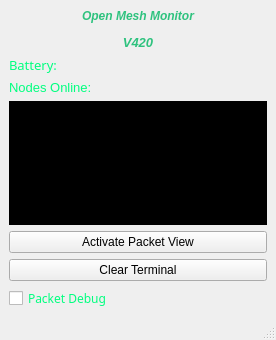
Dennis-Smith414/open-meshtastic-monitor, file gui/meshInterface/MainApp.ui: the form before one commit.
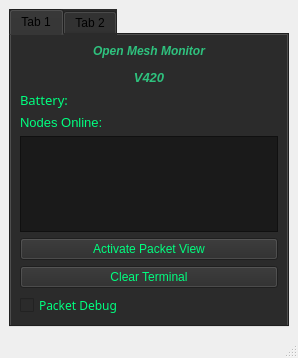
The form after the commit. The open tabs and pages were chosen to show the change.

```diff
--- a/gui/meshInterface/MainApp.ui
+++ b/gui/meshInterface/MainApp.ui
@@ -6,8 +6,8 @@
    <rect>
     <x>0</x>
     <y>0</y>
-    <width>276</width>
-    <height>340</height>
+    <width>298</width>
+    <height>358</height>
    </rect>
   </property>
   <property name="sizePolicy">
@@ -27,7 +27,61 @@
   </property>
   <widget class="QWidget" name="centralwidget">
    <layout class="QGridLayout" name="gridLayout">
-    <item row="4" column="0">
+    <item row="1" column="0" rowspan="2">
+     <widget class="QTabWidget" name="tabWidget">
+      <property name="styleSheet">
+       <string notr="true">background-color: rgb(43, 43, 43);</string>
+      </property>
+      <property name="currentIndex">
+       <number>1</number>
+      </property>
+      <widget class="QWidget" name="tab">
+       <attribute name="title">
+        <string>Tab 1</string>
+       </attribute>
+       <layout class="QVBoxLayout" name="verticalLayout">
+        <item>
+         <widget class="QLabel" name="label">
+          <property name="text">
+           <string>&lt;html&gt;&lt;head/&gt;&lt;body&gt;&lt;p align=&quot;center&quot;&gt;&lt;span style=&quot; font-weight:700; font-style:italic; color:#2ec27e;&quot;&gt;Open Mesh Monitor&lt;/span&gt;&lt;/p&gt;&lt;p align=&quot;center&quot;&gt;&lt;span style=&quot; font-size:10pt; font-weight:700; font-style:italic; color:#2ec27e;&quot;&gt;V420&lt;/span&gt;&lt;/p&gt;&lt;/body&gt;&lt;/html&gt;</string>
+          </property>
+         </widget>
+        </item>
+        <item>
+         <widget class="QLabel" name="battery_status_label">
+          <property name="font">
+           <font>
+            <family>Sans Serif</family>
+            <pointsize>9</pointsize>
+            <italic>false</italic>
+            <bold>false</bold>
+           </font>
+          </property>
+          <property name="styleSheet">
+           <string notr="true">font: 9pt &quot;Sans Serif&quot;;
+color:rgb(0, 255, 127)</string>
+          </property>
+          <property name="text">
+           <string>&lt;html&gt;&lt;head/&gt;&lt;body&gt;&lt;p&gt;&lt;span style=&quot; font-size:10pt;&quot;&gt;Battery: &lt;/span&gt;&lt;/p&gt;&lt;/body&gt;&lt;/html&gt;</string>
+          </property>
+         </widget>
+        </item>
+        <item>
+         <widget class="QLabel" name="nodes_online">
+          <property name="font">
+           <font>
+            <pointsize>12</pointsize>
+           </font>
+          </property>
+          <property name="styleSheet">
+           <string notr="true">color:rgb(0, 255, 127)</string>
+          </property>
+          <property name="text">
+           <string>&lt;html&gt;&lt;head/&gt;&lt;body&gt;&lt;p&gt;&lt;span style=&quot; font-size:10pt;&quot;&gt;Nodes Online: &lt;/span&gt;&lt;/p&gt;&lt;/body&gt;&lt;/html&gt;</string>
+          </property>
+         </widget>
+        </item>
+        <item>
      <widget class="QPlainTextEdit" name="packet_view">
       <property name="sizePolicy">
        <sizepolicy hsizetype="Expanding" vsizetype="Expanding">
@@ -37,8 +91,8 @@
       </property>
       <property name="font">
        <font>
-        <pointsize>10</pointsize>
-        <bold>true</bold>
+            <pointsize>9</pointsize>
+            <bold>false</bold>
        </font>
       </property>
       <property name="autoFillBackground">
@@ -47,7 +101,7 @@
       <property name="styleSheet">
        <string notr="true">border-color: rgb(0, 255, 127);
 color: rgb(255, 255, 255);
-background-color: rgb(0, 0, 0);</string>
+background-color: rgba(0, 0, 0, 100);</string>
       </property>
       <property name="readOnly">
        <bool>true</bool>
@@ -60,21 +114,33 @@
       </property>
      </widget>
     </item>
-    <item row="0" column="0">
-     <widget class="QLabel" name="label">
+        <item>
+         <widget class="QPushButton" name="pushButton">
+          <property name="sizePolicy">
+           <sizepolicy hsizetype="Preferred" vsizetype="Fixed">
+            <horstretch>0</horstretch>
+            <verstretch>0</verstretch>
+           </sizepolicy>
+          </property>
+          <property name="styleSheet">
+           <string notr="true">color:rgb(0, 255, 127)</string>
+          </property>
       <property name="text">
-       <string>&lt;html&gt;&lt;head/&gt;&lt;body&gt;&lt;p align=&quot;center&quot;&gt;&lt;span style=&quot; font-weight:700; font-style:italic; color:#2ec27e;&quot;&gt;Open Mesh Monitor&lt;/span&gt;&lt;/p&gt;&lt;p align=&quot;center&quot;&gt;&lt;span style=&quot; font-size:10pt; font-weight:700; font-style:italic; color:#2ec27e;&quot;&gt;V420&lt;/span&gt;&lt;/p&gt;&lt;/body&gt;&lt;/html&gt;</string>
+           <string>Activate Packet View</string>
       </property>
      </widget>
     </item>
-    <item row="6" column="0">
+        <item>
      <widget class="QPushButton" name="clear_terminal_button">
+          <property name="styleSheet">
+           <string notr="true">color: rgb(0, 255, 127);</string>
+          </property>
       <property name="text">
        <string>Clear Terminal</string>
       </property>
      </widget>
     </item>
-    <item row="7" column="0">
+        <item>
      <widget class="QCheckBox" name="debug_check">
       <property name="minimumSize">
        <size>
@@ -99,51 +165,13 @@
       </property>
      </widget>
     </item>
-    <item row="2" column="0" alignment="Qt::AlignmentFlag::AlignLeft">
-     <widget class="QLabel" name="battery_status_label">
-      <property name="font">
-       <font>
-        <family>Sans Serif</family>
-        <pointsize>9</pointsize>
-        <italic>false</italic>
-        <bold>false</bold>
-       </font>
-      </property>
-      <property name="styleSheet">
-       <string notr="true">font: 9pt &quot;Sans Serif&quot;;
-color:rgb(0, 255, 127)</string>
-      </property>
-      <property name="text">
-       <string>&lt;html&gt;&lt;head/&gt;&lt;body&gt;&lt;p&gt;&lt;span style=&quot; font-size:10pt;&quot;&gt;Battery: &lt;/span&gt;&lt;/p&gt;&lt;/body&gt;&lt;/html&gt;</string>
-      </property>
-     </widget>
-    </item>
-    <item row="5" column="0">
-     <widget class="QPushButton" name="pushButton">
-      <property name="sizePolicy">
-       <sizepolicy hsizetype="Preferred" vsizetype="Fixed">
-        <horstretch>0</horstretch>
-        <verstretch>0</verstretch>
-       </sizepolicy>
-      </property>
-      <property name="text">
-       <string>Activate Packet View</string>
-      </property>
-     </widget>
-    </item>
-    <item row="3" column="0">
-     <widget class="QLabel" name="nodes_online">
-      <property name="font">
-       <font>
-        <pointsize>12</pointsize>
-       </font>
-      </property>
-      <property name="styleSheet">
-       <string notr="true">color:rgb(0, 255, 127)</string>
-      </property>
-      <property name="text">
-       <string>&lt;html&gt;&lt;head/&gt;&lt;body&gt;&lt;p&gt;&lt;span style=&quot; font-size:10pt;&quot;&gt;Nodes Online: &lt;/span&gt;&lt;/p&gt;&lt;/body&gt;&lt;/html&gt;</string>
-      </property>
+       </layout>
+      </widget>
+      <widget class="QWidget" name="Map">
+       <attribute name="title">
+        <string>Tab 2</string>
+       </attribute>
+      </widget>
      </widget>
     </item>
    </layout>
```
Left out of the diff: 4 changed lines with no effect on the pictures. Lines whose indentation alone changed are shown as unchanged.
